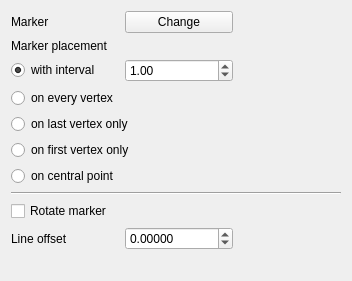
Qt form src/ui/symbollayer/widget_markerline.ui (qgis/QGIS) before a commit.
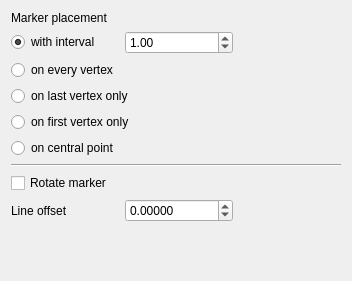
The same form after that commit.

Commit message: mapped symbollayer properties widgets to layer selection changes

The edit to the form file:
```diff
--- a/src/ui/symbollayer/widget_markerline.ui
+++ b/src/ui/symbollayer/widget_markerline.ui
@@ -14,44 +14,14 @@
    <string>Form</string>
   </property>
   <layout class="QGridLayout" name="gridLayout">
-   <item row="0" column="0">
-    <widget class="QLabel" name="label">
-     <property name="text">
-      <string>Marker</string>
-     </property>
-    </widget>
-   </item>
-   <item row="0" column="1">
-    <widget class="QPushButton" name="btnChangeMarker">
-     <property name="text">
-      <string>Change</string>
-     </property>
-    </widget>
-   </item>
-   <item row="0" column="2">
-    <spacer>
-     <property name="orientation">
-      <enum>Qt::Horizontal</enum>
-     </property>
-     <property name="sizeType">
-      <enum>QSizePolicy::Preferred</enum>
-     </property>
-     <property name="sizeHint" stdset="0">
-      <size>
-       <width>109</width>
-       <height>20</height>
-      </size>
-     </property>
-    </spacer>
-   </item>
-   <item row="1" column="0" colspan="2">
+   <item row="0" column="0" colspan="2">
     <widget class="QLabel" name="label_2">
      <property name="text">
       <string>Marker placement</string>
      </property>
     </widget>
    </item>
-   <item row="2" column="0">
+   <item row="1" column="0">
     <widget class="QRadioButton" name="radInterval">
      <property name="text">
       <string>with interval</string>
@@ -61,7 +31,7 @@
      </property>
     </widget>
    </item>
-   <item row="2" column="1">
+   <item row="1" column="1">
     <widget class="QDoubleSpinBox" name="spinInterval">
      <property name="decimals">
       <number>2</number>
@@ -74,42 +44,42 @@
      </property>
     </widget>
    </item>
-   <item row="3" column="0" colspan="2">
+   <item row="2" column="0" colspan="2">
     <widget class="QRadioButton" name="radVertex">
      <property name="text">
       <string>on every vertex</string>
      </property>
     </widget>
    </item>
-   <item row="4" column="0" colspan="2">
+   <item row="3" column="0" colspan="2">
     <widget class="QRadioButton" name="radVertexLast">
      <property name="text">
       <string>on last vertex only</string>
      </property>
     </widget>
    </item>
-   <item row="5" column="0" colspan="2">
+   <item row="4" column="0" colspan="2">
     <widget class="QRadioButton" name="radVertexFirst">
      <property name="text">
       <string>on first vertex only</string>
      </property>
     </widget>
    </item>
-   <item row="8" column="0" colspan="2">
+   <item row="7" column="0" colspan="2">
     <widget class="QCheckBox" name="chkRotateMarker">
      <property name="text">
       <string>Rotate marker</string>
      </property>
     </widget>
    </item>
-   <item row="9" column="0">
+   <item row="8" column="0">
     <widget class="QLabel" name="label_3">
      <property name="text">
       <string>Line offset</string>
      </property>
     </widget>
    </item>
-   <item row="9" column="1">
+   <item row="8" column="1">
     <widget class="QDoubleSpinBox" name="spinOffset">
      <property name="decimals">
       <number>5</number>
@@ -122,7 +92,7 @@
      </property>
     </widget>
    </item>
-   <item row="10" column="0" colspan="3">
+   <item row="9" column="0" colspan="3">
     <spacer>
      <property name="orientation">
       <enum>Qt::Vertical</enum>
@@ -135,14 +105,14 @@
      </property>
     </spacer>
    </item>
-   <item row="7" column="0" colspan="3">
+   <item row="6" column="0" colspan="3">
     <widget class="Line" name="line">
      <property name="orientation">
       <enum>Qt::Horizontal</enum>
      </property>
     </widget>
    </item>
-   <item row="6" column="0">
+   <item row="5" column="0">
     <widget class="QRadioButton" name="radCentralPoint">
      <property name="text">
       <string>on central point</string>
```
Left out of the diff: 1 changed line with no effect on the pictures. The commit also changes 5 other files.
